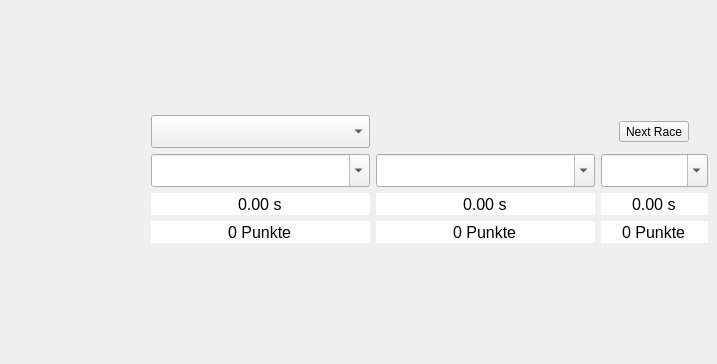
Qt form gui/ctrl.ui (rhaschke/SMD) before a commit; both pictures show x 83 to 800 and y 0 to 364 of the 800 by 600 pixel window.
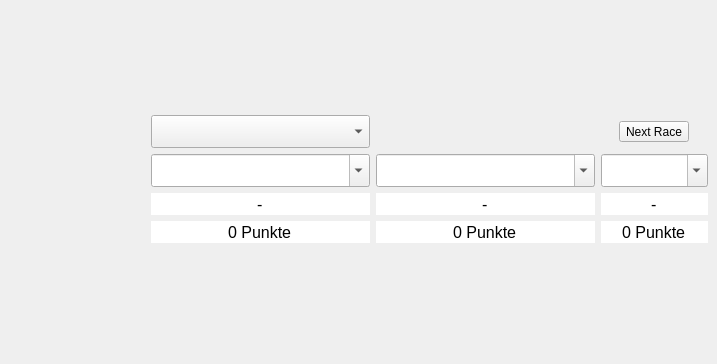
The same form after that commit. Icons and pictures are not drawn. Custom widgets are drawn as their Qt base class.

Commit message: Update best time on invalidChanged()

The edit to the form file:
```diff
--- a/gui/ctrl.ui
+++ b/gui/ctrl.ui
@@ -360,6 +360,9 @@
         <property name="buttonSymbols">
          <enum>QAbstractSpinBox::NoButtons</enum>
         </property>
+        <property name="specialValueText">
+         <string>-</string>
+        </property>
         <property name="suffix">
          <string> s</string>
         </property>
@@ -384,6 +387,9 @@
         <property name="buttonSymbols">
          <enum>QAbstractSpinBox::NoButtons</enum>
         </property>
+        <property name="specialValueText">
+         <string>-</string>
+        </property>
         <property name="suffix">
          <string> s</string>
         </property>
@@ -408,6 +414,9 @@
         <property name="buttonSymbols">
          <enum>QAbstractSpinBox::NoButtons</enum>
         </property>
+        <property name="specialValueText">
+         <string>-</string>
+        </property>
         <property name="suffix">
          <string> s</string>
         </property>
```
The commit also changes 1 other file.
